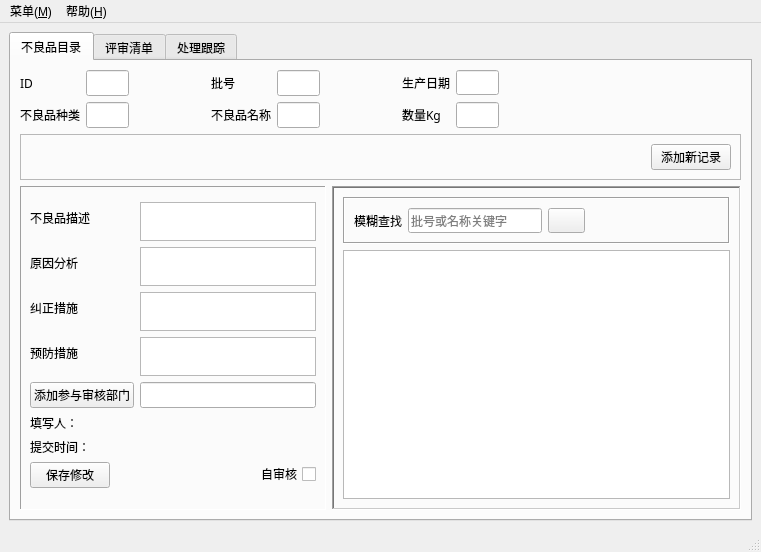
First picture: the form in mainwindow.ui, repository xeeboy/PartsReview, before the edit.
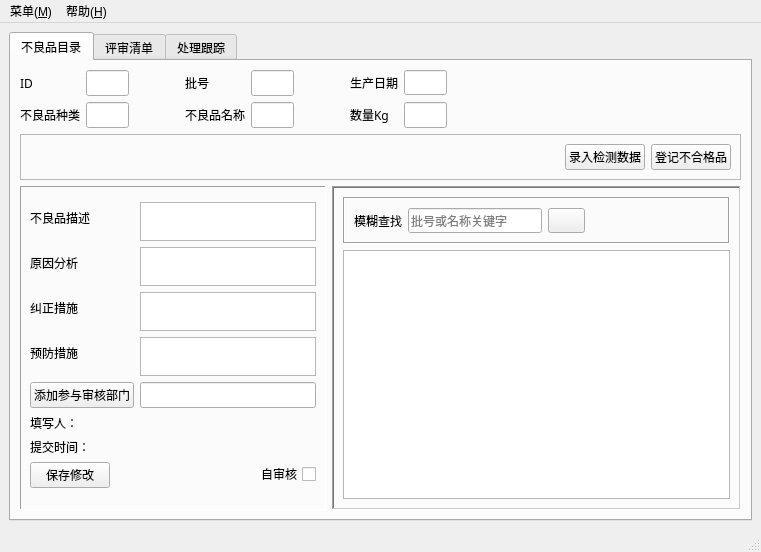
Second picture: the form after the edit. Icons and pictures are not drawn.

Patch:
```diff
--- a/mainwindow.ui
+++ b/mainwindow.ui
@@ -90,7 +90,7 @@
               </property>
               <property name="sizeHint" stdset="0">
                <size>
-                <width>76</width>
+                <width>50</width>
                 <height>20</height>
                </size>
               </property>
@@ -140,7 +140,7 @@
               </property>
               <property name="sizeHint" stdset="0">
                <size>
-                <width>76</width>
+                <width>50</width>
                 <height>20</height>
                </size>
               </property>
@@ -317,7 +317,7 @@
           <property name="frameShadow">
            <enum>QFrame::Raised</enum>
           </property>
-          <layout class="QHBoxLayout" name="horizontalLayout_10" stretch="3,0">
+          <layout class="QHBoxLayout" name="horizontalLayout_10" stretch="3,0,0">
            <item>
             <spacer name="horizontalSpacer_7">
              <property name="orientation">
@@ -331,10 +331,21 @@
              </property>
             </spacer>
            </item>
+           <item>
+            <widget class="QPushButton" name="show_test_win">
+             <property name="text">
+              <string>录入检测数据</string>
+             </property>
+             <property name="icon">
+              <iconset>
+               <normaloff>icons/pass_to_left.png</normaloff>icons/pass_to_left.png</iconset>
+             </property>
+            </widget>
+           </item>
            <item>
             <widget class="QPushButton" name="save_unpass">
              <property name="text">
-              <string>添加新记录</string>
+              <string>登记不合格品</string>
              </property>
              <property name="icon">
               <iconset>
```
